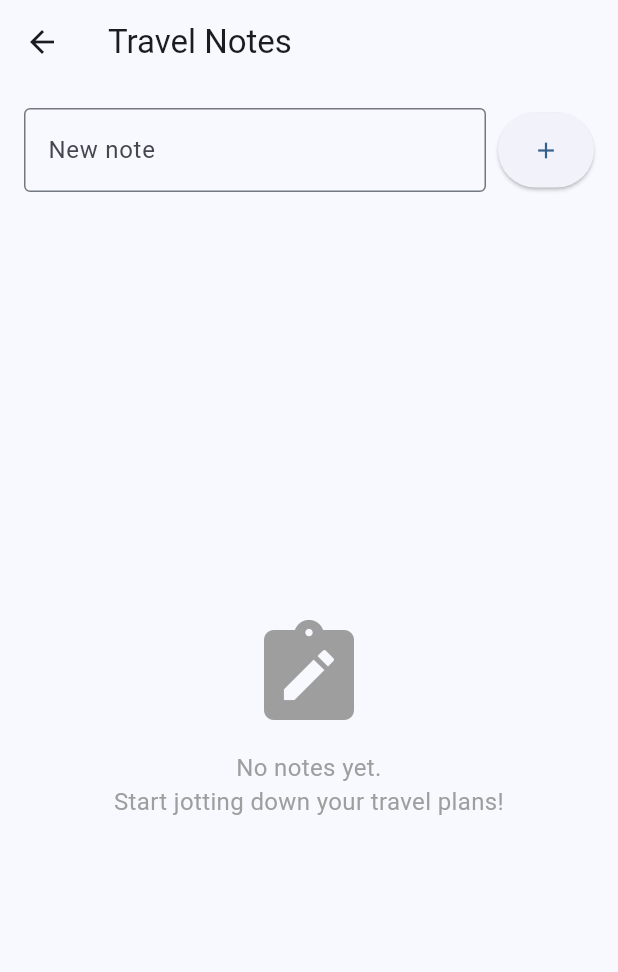
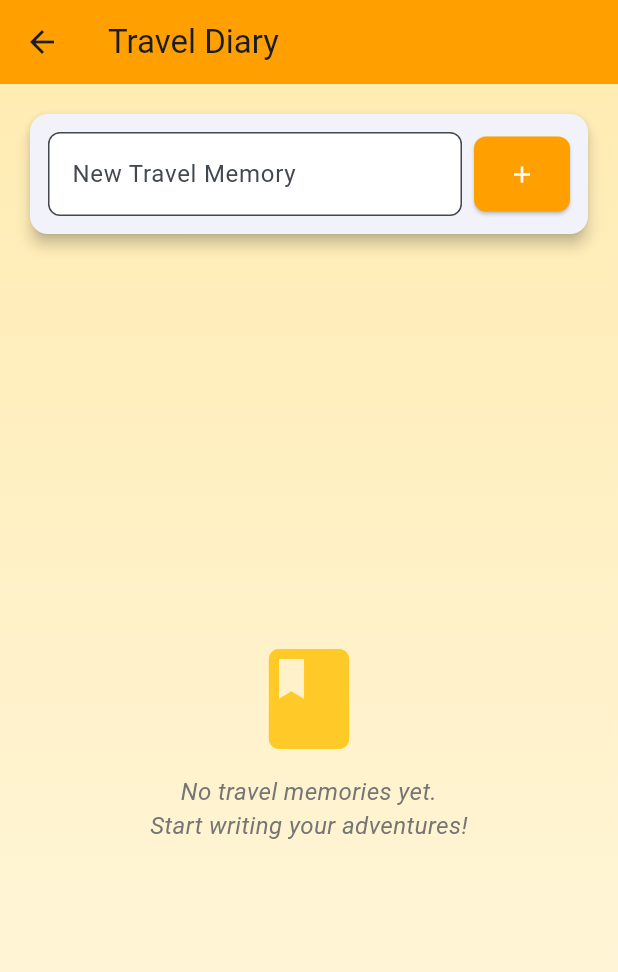
Before and after one commit to Krish5706/Tripx, a Flutter app: the NotesScreen screen opened by its route, after a tap on the "add" icon, on a phone screen of 412 x 824 dp. Shown: the top 972 px of the screen. Run offline on Flutter 3.47's test engine with Material 3 defaults, Android fonts, the light colour scheme and no system bars; our stand-ins replace image_picker, shared_preferences, sqflite, sqflite_common_ffi; accounts and stored records are empty.

Commit message:
Travel Note Saving Functionality

```diff
--- a/lib/screens/trip_details/notes.dart
+++ b/lib/screens/trip_details/notes.dart
@@ -1,5 +1,6 @@
 import 'package:flutter/material.dart';
 import 'package:intl/intl.dart';
+import 'package:tripx/services/notes_service.dart';
 
 class NotesScreen extends StatefulWidget {
   const NotesScreen({super.key});
@@ -9,35 +10,33 @@ class NotesScreen extends StatefulWidget {
 }
 
 class _NotesScreenState extends State<NotesScreen> {
-  final List<Note> _notes = [];
+  final NoteService _noteService = NoteService();
   final TextEditingController _controller = TextEditingController();
 
-  void _addNote() {
+  Future<void> _addNote() async {
     final text = _controller.text.trim();
     if (text.isNotEmpty) {
-      setState(() {
-        _notes.add(
-          Note(content: text, timestamp: DateTime.now()),
-        );
+      await _noteService.addNote(text);
+      setState(() {});
       _controller.clear();
-      });
     }
   }
 
-  void _editNoteDialog(int index) {
+  Future<void> _editNoteDialog(Note note) async {
     final TextEditingController editController =
-        TextEditingController(text: _notes[index].content);
+        TextEditingController(text: note.content);
 
-    showDialog(
+    await showDialog(
       context: context,
       builder: (context) => AlertDialog(
-        title: const Text('Edit Note'),
+        title: const Text('Edit Travel Memory'),
         content: TextField(
           controller: editController,
           maxLines: null,
           decoration: const InputDecoration(
             border: OutlineInputBorder(),
             labelText: 'Note',
+            hintText: 'Update your travel memory...',
           ),
         ),
         actions: [
@@ -46,15 +45,11 @@ class _NotesScreenState extends State<NotesScreen> {
             child: const Text('Cancel'),
           ),
           ElevatedButton(
-            onPressed: () {
+            onPressed: () async {
               final newText = editController.text.trim();
               if (newText.isNotEmpty) {
-                setState(() {
-                  _notes[index] = Note(
-                    content: newText,
-                    timestamp: DateTime.now(),
-                  );
-                });
+                await _noteService.updateNote(note.id, newText);
+                setState(() {});
               }
               Navigator.pop(context);
             },
@@ -65,22 +60,21 @@ class _NotesScreenState extends State<NotesScreen> {
     );
   }
 
-  void _confirmDelete(int index) {
-    showDialog(
+  Future<void> _confirmDelete(Note note) async {
+    await showDialog(
       context: context,
       builder: (context) => AlertDialog(
-        title: const Text('Delete Note?'),
-        content: const Text('Are you sure you want to delete this note?'),
+        title: const Text('Delete Memory?'),
+        content: const Text('Are you sure you want to delete this travel memory?'),
         actions: [
           TextButton(
             onPressed: () => Navigator.pop(context),
             child: const Text('Cancel'),
           ),
           TextButton(
-            onPressed: () {
-              setState(() {
-                _notes.removeAt(index);
-              });
+            onPressed: () async {
+              await _noteService.deleteNote(note.id);
+              setState(() {});
               Navigator.pop(context);
             },
             child: const Text(
@@ -107,21 +101,43 @@ class _NotesScreenState extends State<NotesScreen> {
   Widget build(BuildContext context) {
     return Scaffold(
       appBar: AppBar(
-        title: const Text('Travel Notes'),
+        title: const Text('Travel Diary'),
+        backgroundColor: Colors.amber[700],
+        elevation: 0,
       ),
-      body: Padding(
+      body: Container(
+        decoration: BoxDecoration(
+          gradient: LinearGradient(
+            begin: Alignment.topCenter,
+            end: Alignment.bottomCenter,
+            colors: [Colors.amber[100]!, Colors.amber[50]!],
+          ),
+        ),
+        child: Padding(
           padding: const EdgeInsets.all(16),
           child: Column(
             children: [
-            Row(
+              Card(
+                elevation: 4,
+                shape: RoundedRectangleBorder(
+                  borderRadius: BorderRadius.circular(12),
+                ),
+                child: Padding(
+                  padding: const EdgeInsets.all(12),
+                  child: Row(
                     children: [
                       Expanded(
                         child: TextField(
                           controller: _controller,
                           maxLines: null,
-                    decoration: const InputDecoration(
-                      labelText: 'New note',
-                      border: OutlineInputBorder(),
+                          decoration: InputDecoration(
+                            labelText: 'New Travel Memory',
+                            hintText: 'Jot down your adventure...',
+                            border: OutlineInputBorder(
+                              borderRadius: BorderRadius.circular(8),
+                            ),
+                            filled: true,
+                            fillColor: Colors.white,
                           ),
                         ),
                       ),
@@ -129,48 +145,90 @@ class _NotesScreenState extends State<NotesScreen> {
                       ElevatedButton(
                         onPressed: _addNote,
                         style: ElevatedButton.styleFrom(
-                    padding:
-                        const EdgeInsets.symmetric(horizontal: 16, vertical: 16),
+                          backgroundColor: Colors.amber[700],
+                          shape: RoundedRectangleBorder(
+                            borderRadius: BorderRadius.circular(8),
                           ),
-                  child: const Icon(Icons.add),
+                          padding: const EdgeInsets.symmetric(
+                              horizontal: 16, vertical: 16),
+                        ),
+                        child: const Icon(Icons.add, color: Colors.white),
                       ),
                     ],
                   ),
+                ),
+              ),
               const SizedBox(height: 20),
               Expanded(
-              child: _notes.isEmpty
-                  ? const Center(
+                child: FutureBuilder<List<Note>>(
+                  future: _noteService.getNotes(),
+                  builder: (context, snapshot) {
+                    if (snapshot.connectionState == ConnectionState.waiting) {
+                      return const Center(child: CircularProgressIndicator());
+                    } else if (snapshot.hasError) {
+                      return Center(child: Text('Error: ${snapshot.error}'));
+                    } else if (!snapshot.hasData || snapshot.data!.isEmpty) {
+                      return Center(
                         child: Column(
                           mainAxisAlignment: MainAxisAlignment.center,
                           children: [
-                          Icon(Icons.note_alt, size: 80, color: Colors.grey),
-                          SizedBox(height: 10),
+                            Icon(Icons.book, size: 80, color: Colors.amber[400]),
+                            const SizedBox(height: 10),
                             Text(
-                            'No notes yet.\nStart jotting down your travel plans!',
+                              'No travel memories yet.\nStart writing your adventures!',
                               textAlign: TextAlign.center,
-                            style: TextStyle(color: Colors.grey, fontSize: 16),
+                              style: TextStyle(
+                                color: Colors.grey[600],
+                                fontSize: 16,
+                                fontStyle: FontStyle.italic,
+                              ),
                             ),
                           ],
                         ),
-                    )
-                  : ListView.separated(
-                      itemCount: _notes.length,
-                      separatorBuilder: (_, __) => const Divider(),
+                      );
+                    } else {
+                      final notes = snapshot.data!;
+                      return ListView.separated(
+                        itemCount: notes.length,
+                        separatorBuilder: (_, __) => const SizedBox(height: 8),
                         itemBuilder: (context, index) {
-                        final note = _notes[index];
-                        return ListTile(
-                          title: Text(note.content),
-                          subtitle: Text('Updated: ${_formatDate(note.timestamp)}'),
-                          onTap: () => _editNoteDialog(index),
+                          final note = notes[index];
+                          return Card(
+                            elevation: 2,
+                            shape: RoundedRectangleBorder(
+                              borderRadius: BorderRadius.circular(12),
+                            ),
+                            child: ListTile(
+                              contentPadding: const EdgeInsets.all(16),
+                              title: Text(
+                                note.content,
+                                style: const TextStyle(
+                                  fontSize: 16,
+                                  fontWeight: FontWeight.w500,
+                                ),
+                              ),
+                              subtitle: Text(
+                                'Updated: ${_formatDate(note.timestamp)}',
+                                style: TextStyle(
+                                  color: Colors.grey[600],
+                                  fontSize: 12,
+                                ),
+                              ),
+                              onTap: () => _editNoteDialog(note),
                               trailing: IconButton(
-                            icon: const Icon(Icons.delete, color: Colors.redAccent),
-                            onPressed: () => _confirmDelete(index),
+                                icon: Icon(Icons.delete, color: Colors.red[400]),
+                                onPressed: () => _confirmDelete(note),
+                              ),
                             ),
                           );
+                        },
+                      );
+                    }
                   },
                 ),
               ),
             ],
+          ),
         ),
       ),
     );
@@ -178,8 +236,13 @@ class _NotesScreenState extends State<NotesScreen> {
 }
 
 class Note {
+  final int id;
   final String content;
   final DateTime timestamp;
 
-  Note({required this.content, required this.timestamp});
+  Note({
+    required this.id,
+    required this.content,
+    required this.timestamp,
+  });
 }
--- a/lib/services/notes_service.dart
+++ b/lib/services/notes_service.dart
@@ -0,0 +1,77 @@
+import 'dart:async';
+import 'package:path/path.dart';
+import 'package:sqflite/sqflite.dart';
+import 'package:tripx/screens/trip_details/notes.dart';
+
+class NoteService {
+  static final NoteService _instance = NoteService._internal();
+  factory NoteService() => _instance;
+  NoteService._internal();
+
+  static Database? _database;
+
+  Future<Database> get database async {
+    if (_database != null) return _database!;
+    _database = await _initDatabase();
+    return _database!;
+  }
+
+  Future<Database> _initDatabase() async {
+    final path = await getDatabasesPath();
+    final dbPath = join(path, 'travel_diary.db');
+    return await openDatabase(
+      dbPath,
+      version: 1,
+      onCreate: (db, version) async {
+        await db.execute('''
+          CREATE TABLE notes (
+            id INTEGER PRIMARY KEY AUTOINCREMENT,
+            content TEXT NOT NULL,
+            timestamp INTEGER NOT NULL
+          )
+        ''');
+      },
+    );
+  }
+
+  Future<List<Note>> getNotes() async {
+    final db = await database;
+    final List<Map<String, dynamic>> maps =
+        await db.query('notes', orderBy: 'timestamp DESC');
+    return maps.map((map) => Note(
+      id: map['id'],
+      content: map['content'],
+      timestamp: DateTime.fromMillisecondsSinceEpoch(map['timestamp']),
+    )).toList();
+  }
+
+  Future<void> addNote(String content) async {
+    final db = await database;
+    await db.insert('notes', {
+      'content': content.trim(),
+      'timestamp': DateTime.now().millisecondsSinceEpoch,
+    });
+  }
+
+  Future<void> updateNote(int id, String newContent) async {
+    final db = await database;
+    await db.update(
+      'notes',
+      {
+        'content': newContent.trim(),
+        'timestamp': DateTime.now().millisecondsSinceEpoch,
+      },
+      where: 'id = ?',
+      whereArgs: [id],
+    );
+  }
+
+  Future<void> deleteNote(int id) async {
+    final db = await database;
+    await db.delete(
+      'notes',
+      where: 'id = ?',
+      whereArgs: [id],
+    );
+  }
+}
```
Also changed, not shown: pubspec.yaml (+4 -28 lines), 1 other file. Lines whose indentation alone changed are shown as unchanged.
